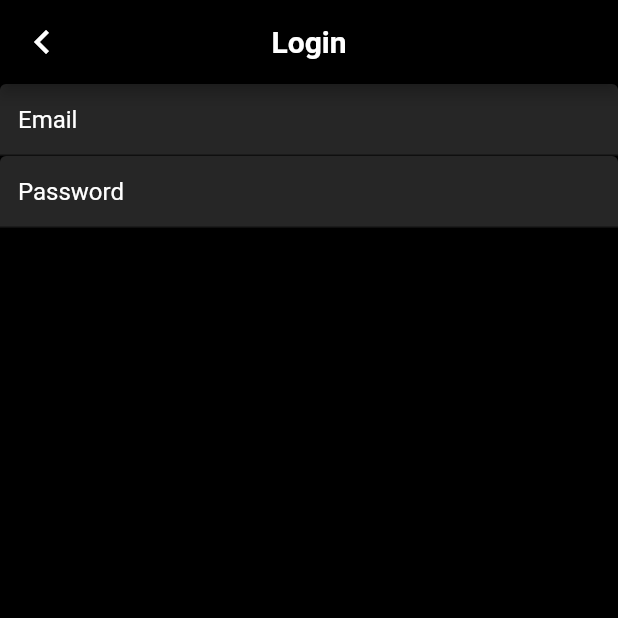
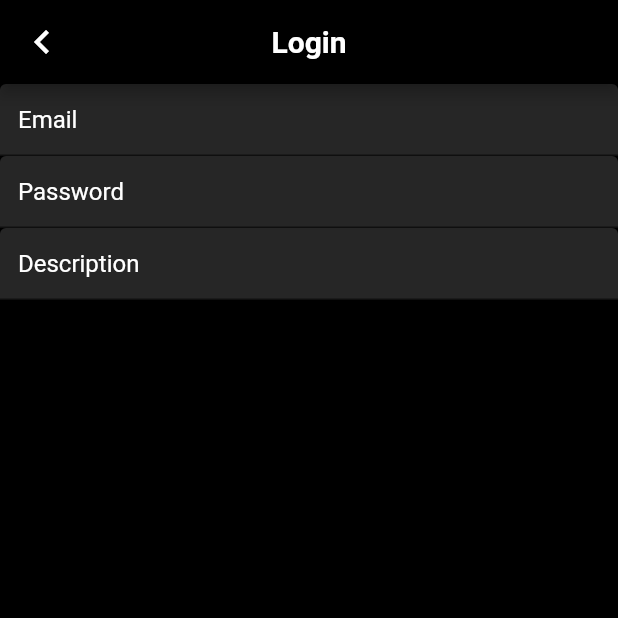
Before and after one commit to aungmk/flutter_login_screen, a Flutter app: the screen it shows after launch, on a phone screen of 412 x 824 dp, the top half of it. Run offline on Flutter 3.47's test engine with Material 2 defaults, Android fonts, the phone set to English and light mode, and no system bars.

Commit message:
add description txt box

```diff
--- a/lib/main.dart
+++ b/lib/main.dart
@@ -48,6 +48,16 @@ class HomePage extends StatelessWidget {
                 ),
               ),
             ),
+            TextField(
+              decoration: InputDecoration(
+                filled: true,
+                fillColor: Color.fromRGBO(38, 38, 38, 1.0),
+                hintText: "Description",
+                hintStyle: TextStyle(
+                  color: Colors.white,
+                ),
+              ),
+            ),
           ],
         ),
       ),
```
